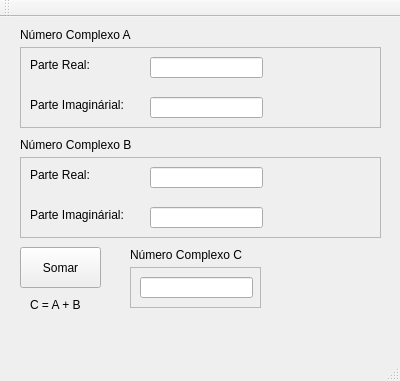
Before: the Qt Designer form mainwindow.ui in wellingtonj1/Trabalho-Olegario-tp2, drawn with Qt 5.
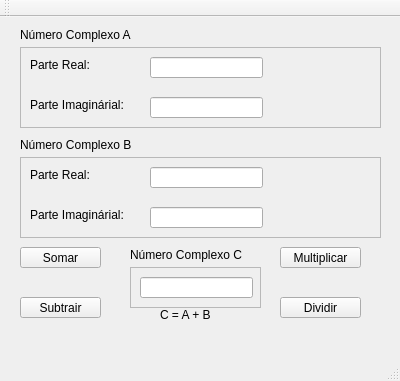
After: the same form once the commit is applied.

```diff
--- a/mainwindow.ui
+++ b/mainwindow.ui
@@ -82,7 +82,7 @@
       <x>20</x>
       <y>230</y>
       <width>81</width>
-      <height>41</height>
+      <height>21</height>
      </rect>
     </property>
     <property name="text">
@@ -206,8 +206,8 @@
    <widget class="QLabel" name="label_3">
     <property name="geometry">
      <rect>
-      <x>30</x>
-      <y>280</y>
+      <x>160</x>
+      <y>290</y>
       <width>60</width>
       <height>16</height>
      </rect>
@@ -229,6 +229,45 @@
      <string>Número Complexo C</string>
     </property>
    </widget>
+   <widget class="QPushButton" name="pushButton_2">
+    <property name="geometry">
+     <rect>
+      <x>20</x>
+      <y>280</y>
+      <width>81</width>
+      <height>21</height>
+     </rect>
+    </property>
+    <property name="text">
+     <string>Subtrair</string>
+    </property>
+   </widget>
+   <widget class="QPushButton" name="pushButton_3">
+    <property name="geometry">
+     <rect>
+      <x>280</x>
+      <y>230</y>
+      <width>81</width>
+      <height>21</height>
+     </rect>
+    </property>
+    <property name="text">
+     <string>Multiplicar</string>
+    </property>
+   </widget>
+   <widget class="QPushButton" name="pushButton_4">
+    <property name="geometry">
+     <rect>
+      <x>280</x>
+      <y>280</y>
+      <width>81</width>
+      <height>21</height>
+     </rect>
+    </property>
+    <property name="text">
+     <string>Dividir</string>
+    </property>
+   </widget>
   </widget>
   <widget class="QMenuBar" name="menuBar">
    <property name="geometry">
```
